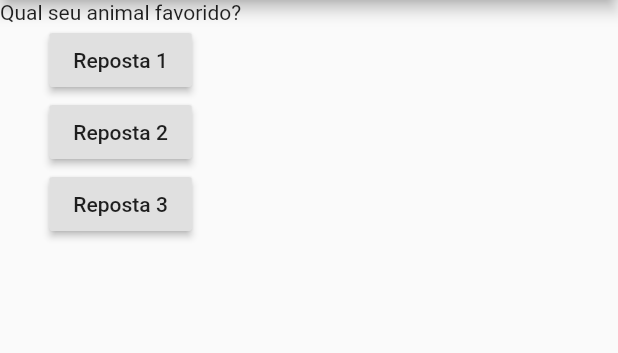
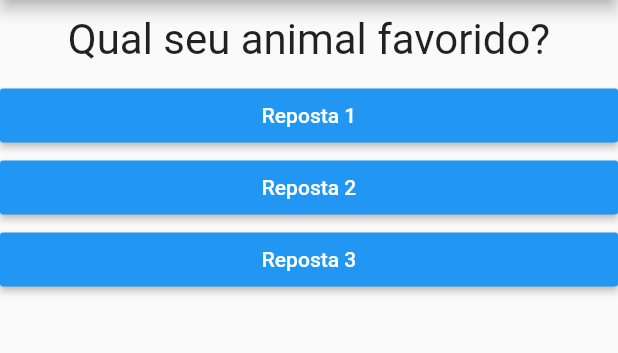
Before and after one commit to brennomarques/Flutter-perguntas, a Flutter app: the screen it shows after launch, after a tap on "Reposta 1", on a phone screen of 412 x 824 dp, the part 84-437 px from its top. Run offline on Flutter 3.47's test engine with Material 2 defaults, Android fonts, the phone set to English and light mode, and no system bars.

Commit message:
fazendo Map nas perguntas

```diff
--- /dev/null
+++ b/lib/answers.dart
@@ -0,0 +1,22 @@
+import 'package:flutter/material.dart';
+
+class Answers extends StatelessWidget {
+  final String texto;
+
+  final void Function() onSelection;
+
+  Answers(this.texto, this.onSelection);
+
+  @override
+  Widget build(BuildContext context) {
+    return Container(
+      width: double.infinity,
+      child: RaisedButton(
+        textColor: Colors.white,
+        color: Colors.blue,
+        child: Text(texto),
+        onPressed: onSelection,
+      ),
+    );
+  }
+}
--- a/lib/main.dart
+++ b/lib/main.dart
@@ -1,21 +1,32 @@
 import 'package:flutter/material.dart';
+import './question.dart';
+import 'answers.dart';
 
 main() => runApp(PerguntaApp());
 
-class PerguntaAppState extends State<PerguntaApp> {
-  var perguntaSelecionada = 0;
-  void eResponder() {
+class _PerguntaAppState extends State<PerguntaApp> {
+  var _perguntaSelecionada = 0;
+  void _eResponder() {
     setState(() {
-      perguntaSelecionada++;
+      _perguntaSelecionada++;
     });
-    print(perguntaSelecionada);
   }
 
   @override
   Widget build(BuildContext context) {
-    final perguntas = [
-      'Qual e sua cor favorita?',
-      'Qual seu animal favorido?',
+    final List<Map<String, Object>> perguntas = [
+      {
+        'texto': 'Qual e sua cor favorita?',
+        'respostas': ['Preto', 'Vermelho', 'Verde', 'Branco'],
+      },
+      {
+        'texto': 'Qual seu animal favorido?',
+        'respostas': ['Coelho', 'Cobra', 'Elefante', 'Leão'],
+      },
+      {
+        'texto': 'Qual seu instrutor favorido?',
+        'respostas': ['Maria', 'João', 'Leo', 'Pedro'],
+      }
     ];
     return MaterialApp(
       home: Scaffold(
@@ -24,19 +35,10 @@ class PerguntaAppState extends State<PerguntaApp> {
         ),
         body: Column(
           children: <Widget>[
-            Text(perguntas[perguntaSelecionada]),
-            RaisedButton(
-              child: Text('Reposta 1'),
-              onPressed: eResponder,
-            ),
-            RaisedButton(
-              child: Text('Reposta 2'),
-              onPressed: eResponder,
-            ),
-            RaisedButton(
-              child: Text('Reposta 3'),
-              onPressed: eResponder,
-            ),
+            Question(perguntas[_perguntaSelecionada]['texto']),
+            Answers('Reposta 1', _eResponder),
+            Answers('Reposta 2', _eResponder),
+            Answers('Reposta 3', _eResponder),
           ],
         ),
       ),
@@ -45,7 +47,7 @@ class PerguntaAppState extends State<PerguntaApp> {
 }
 
 class PerguntaApp extends StatefulWidget {
-  PerguntaAppState createState() {
-    return PerguntaAppState();
+  _PerguntaAppState createState() {
+    return _PerguntaAppState();
   }
 }
--- /dev/null
+++ b/lib/question.dart
@@ -0,0 +1,20 @@
+import 'package:flutter/material.dart';
+
+class Question extends StatelessWidget {
+  final String texto;
+
+  Question(this.texto);
+
+  @override
+  Widget build(BuildContext context) {
+    return Container(
+      width: double.infinity,
+      margin: EdgeInsets.all(10),
+      child: Text(
+        texto,
+        style: TextStyle(fontSize: 28),
+        textAlign: TextAlign.center,
+      ),
+    );
+  }
+}
```
